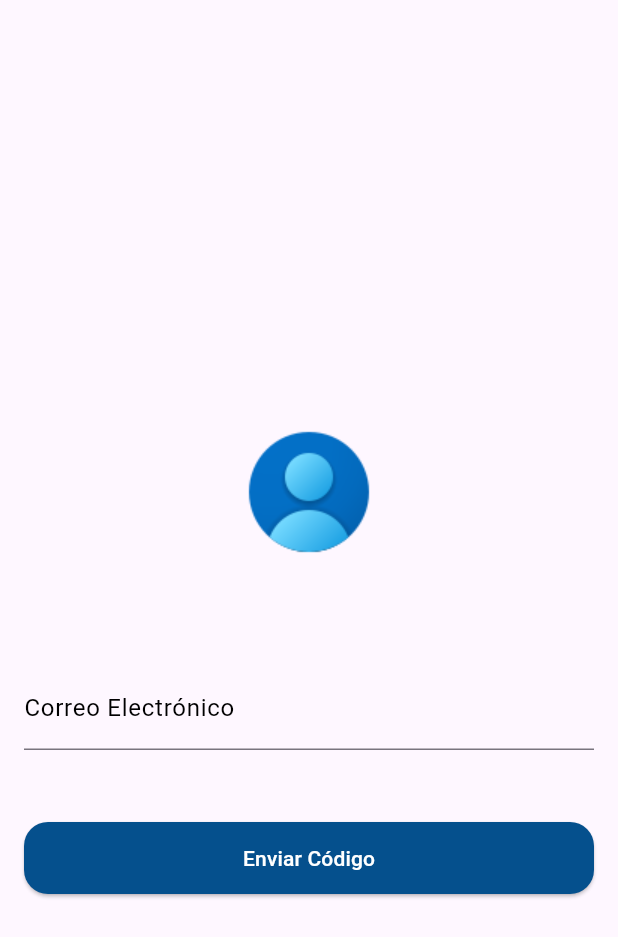
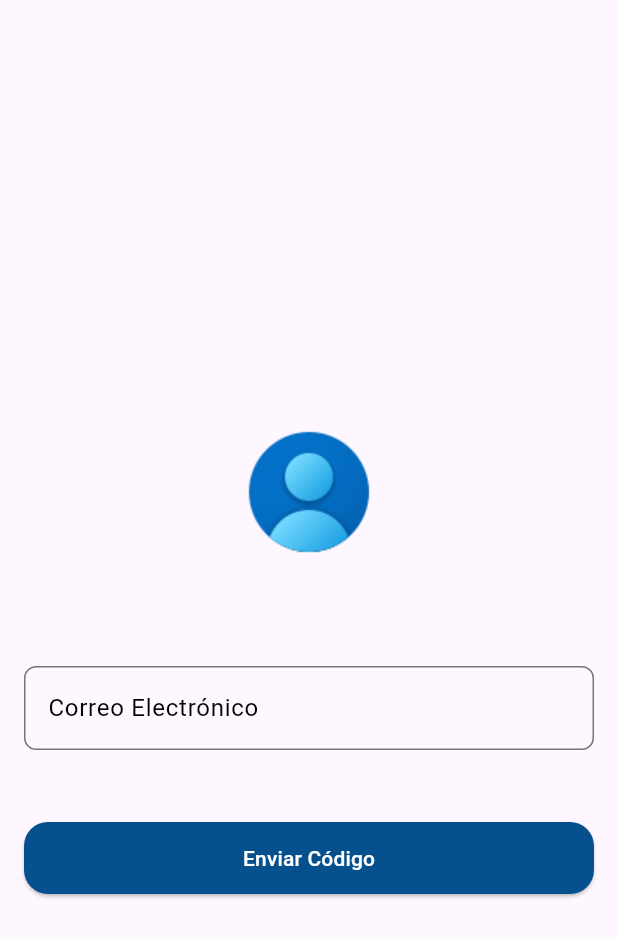
Before and after one commit to yahirdev13/Actividad02_flutter, a Flutter app: the screen it shows after launch, after a tap on "Recuperar Contraseña", on a phone screen of 412 x 824 dp. Shown: the top 937 px of the screen. Run offline on Flutter 3.47's test engine with Material 3 defaults, Android fonts, the phone set to English and light mode, and no system bars.

Commit message:
[ADD] pantallas faltantes, y creacion de la splahScreen con logo

```diff
--- a/lib/main.dart
+++ b/lib/main.dart
@@ -2,6 +2,7 @@ import 'package:actividad_02/modules/auth/Login.dart';
 import 'package:actividad_02/modules/auth/Recuperar.dart';
 import 'package:actividad_02/modules/auth/Verificar.dart';
 import 'package:actividad_02/modules/auth/ResetPassword.dart';
+import 'package:actividad_02/widgets/SplashScreen.dart';
 import 'package:flutter/material.dart';
 
 void main() {
@@ -17,10 +18,11 @@ class MainApp extends StatelessWidget {
       debugShowCheckedModeBanner: false,
       initialRoute: '/',
       routes: {
-        '/': (context) => const Login(),
+        '/': (context) => const SplashScreen(),
+        '/login': (context) => const Login(),
         '/recuperar': (context) => const Recuperar(),
         '/verificar': (context) => const Verificar(),
-        '/ResetPassword': (context) => const ResetPassword(),
+        '/resetPassword': (context) => const ResetPassword(),
       },
     );
   }
--- a/lib/modules/auth/Login.dart
+++ b/lib/modules/auth/Login.dart
@@ -22,10 +22,13 @@ class _LoginState extends State<Login> {
             Image.asset('assets/user.png', width: 200, height: 200),
             const SizedBox(height: 16.0),
             TextFormField(
-              decoration: const InputDecoration(
+              decoration: InputDecoration(
                 hintText: 'Correo Electrónico',
                 labelText: 'Correo Electrónico',
-                labelStyle: TextStyle(color: Colors.black),
+                labelStyle: const TextStyle(color: Colors.black),
+                border: OutlineInputBorder(
+                  borderRadius: BorderRadius.circular(8),
+                ),
               ),
               keyboardType: TextInputType.emailAddress,
               controller: _email,
@@ -44,6 +47,9 @@ class _LoginState extends State<Login> {
                     },
                     icon: Icon(
                         _isObscure ? Icons.visibility : Icons.visibility_off)),
+                border: OutlineInputBorder(
+                  borderRadius: BorderRadius.circular(8),
+                ),
               ),
               controller: _password,
               obscureText: _isObscure,
--- a/lib/modules/auth/Recuperar.dart
+++ b/lib/modules/auth/Recuperar.dart
@@ -22,10 +22,13 @@ class _LoginState extends State<Recuperar> {
             Image.asset('assets/user.png', width: 200, height: 200),
             const SizedBox(height: 16.0),
             TextFormField(
-              decoration: const InputDecoration(
+              decoration: InputDecoration(
                 hintText: 'Correo Electrónico',
                 labelText: 'Correo Electrónico',
                 labelStyle: TextStyle(color: Colors.black),
+                border: OutlineInputBorder(
+                  borderRadius: BorderRadius.circular(8),
+                ),
               ),
               keyboardType: TextInputType.emailAddress,
               controller: _email,
--- a/lib/modules/auth/Verificar.dart
+++ b/lib/modules/auth/Verificar.dart
@@ -22,10 +22,13 @@ class _LoginState extends State<Verificar> {
             Image.asset('assets/user.png', width: 200, height: 200),
             const SizedBox(height: 16.0),
             TextFormField(
-              decoration: const InputDecoration(
+              decoration: InputDecoration(
                 hintText: 'Código de Verificación',
                 labelText: 'Código de Verificación',
                 labelStyle: TextStyle(color: Colors.black),
+                border: OutlineInputBorder(
+                  borderRadius: BorderRadius.circular(8),
+                ),
               ),
               keyboardType: TextInputType.number,
               controller: _email,
@@ -38,6 +41,7 @@ class _LoginState extends State<Verificar> {
                 onPressed: () {
                   print('Email: ${_email.text}');
                   print('Password: ${_password.text}');
+                  Navigator.pushNamed(context, '/resetPassword');
                 },
                 style: OutlinedButton.styleFrom(
                   backgroundColor: const Color.fromARGB(255, 5, 80, 141),
--- /dev/null
+++ b/lib/widgets/SplashScreen.dart
@@ -0,0 +1,32 @@
+import 'package:flutter/material.dart';
+
+class SplashScreen extends StatefulWidget {
+  const SplashScreen({super.key});
+
+  @override
+  State<SplashScreen> createState() => _SplashScreenState();
+}
+
+class _SplashScreenState extends State<SplashScreen> {
+  @override
+  void initState() {
+    super.initState();
+    Future.delayed(const Duration(seconds: 4), () {
+      Navigator.pushReplacementNamed(context, '/login');
+    });
+  }
+
+  @override
+  Widget build(BuildContext context) {
+    return Scaffold(
+      backgroundColor: Colors.white60,
+      body: Center(
+        child: Image.asset(
+          'assets/logo.png',
+          width: 200,
+          height: 200,
+        ),
+      ),
+    );
+  }
+}
```
Also changed, not shown: lib/modules/auth/ResetPassword.dart (+61 -42 lines), assets/logo.png (added).
